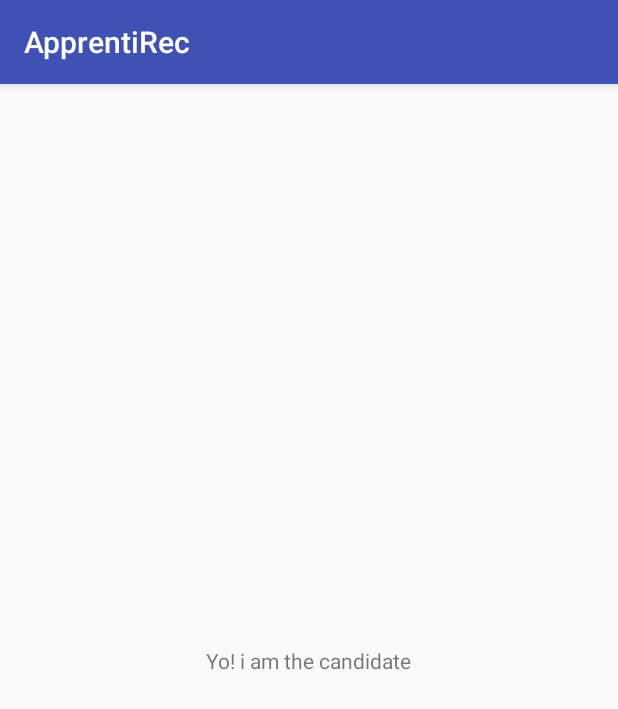
After one commit to marinnaB/ApprentiRec, an Android app: the CandidateProfileActivity screen opened directly, with no data from a screen before it, on a phone screen of 412 x 824 dp. The commit adds this screen. Shown: the top 709 px of the screen. Run offline under Robolectric (Android 15) with nearby library versions, the phone set to English and light mode, and no system bars.

Commit message:
Candidat et rh profil (debut)

```diff
--- a/app/src/main/AndroidManifest.xml
+++ b/app/src/main/AndroidManifest.xml
@@ -18,7 +18,9 @@
         </activity>
         <activity android:name=".AccountActivity.LoginActivity" />
         <activity android:name=".MainActivity" />
-        <activity android:name=".AccountActivity.ResetPasswordActivity"></activity>
+        <activity android:name=".AccountActivity.ResetPasswordActivity" />
+        <activity android:name=".AccountActivity.CandidateProfileActivity" />
+        <activity android:name=".AccountActivity.HRProfileActivity"></activity>
     </application>
 
 </manifest>
--- /dev/null
+++ b/app/src/main/java/com/apprentirec/apprentirec/AccountActivity/CandidateProfileActivity.java
@@ -0,0 +1,15 @@
+package com.apprentirec.apprentirec.AccountActivity;
+
+import android.support.v7.app.AppCompatActivity;
+import android.os.Bundle;
+
+import com.apprentirec.apprentirec.R;
+
+public class CandidateProfileActivity extends AppCompatActivity {
+
+    @Override
+    protected void onCreate(Bundle savedInstanceState) {
+        super.onCreate(savedInstanceState);
+        setContentView(R.layout.activity_candidate_profile);
+    }
+}
--- a/app/src/main/java/com/apprentirec/apprentirec/AccountActivity/SignupActivity.java
+++ b/app/src/main/java/com/apprentirec/apprentirec/AccountActivity/SignupActivity.java
@@ -153,6 +153,9 @@
                                         @Override
                                         public void onSuccess(DocumentReference documentReference) {
                                             Toast.makeText(SignupActivity.this, "User succesfully added.", Toast.LENGTH_SHORT).show();
+
+                                            //rh or candidate login à completer
+
                                             startActivity(new Intent(SignupActivity.this, MainActivity.class));
                                             finish();
                                         }
--- /dev/null
+++ b/app/src/main/res/layout/activity_candidate_profile.xml
@@ -0,0 +1,18 @@
+<?xml version="1.0" encoding="utf-8"?>
+<android.support.constraint.ConstraintLayout xmlns:android="http://schemas.android.com/apk/res/android"
+    xmlns:app="http://schemas.android.com/apk/res-auto"
+    xmlns:tools="http://schemas.android.com/tools"
+    android:layout_width="match_parent"
+    android:layout_height="match_parent"
+    tools:context=".AccountActivity.CandidateProfileActivity">
+
+    <TextView
+        android:layout_width="wrap_content"
+        android:layout_height="wrap_content"
+        android:text="Yo! i am the candidate"
+        app:layout_constraintBottom_toBottomOf="parent"
+        app:layout_constraintLeft_toLeftOf="parent"
+        app:layout_constraintRight_toRightOf="parent"
+        app:layout_constraintTop_toTopOf="parent" />
+
+</android.support.constraint.ConstraintLayout>
```
Also changed, not shown: app/src/main/java/com/apprentirec/apprentirec/AccountActivity/HRProfileActivity.java (added, +15 -0 lines), app/src/main/java/com/apprentirec/apprentirec/AccountActivity/LoginActivity.java (+20 -3 lines), app/src/main/res/layout/activity_hrprofile.xml (added, +9 -0 lines).
